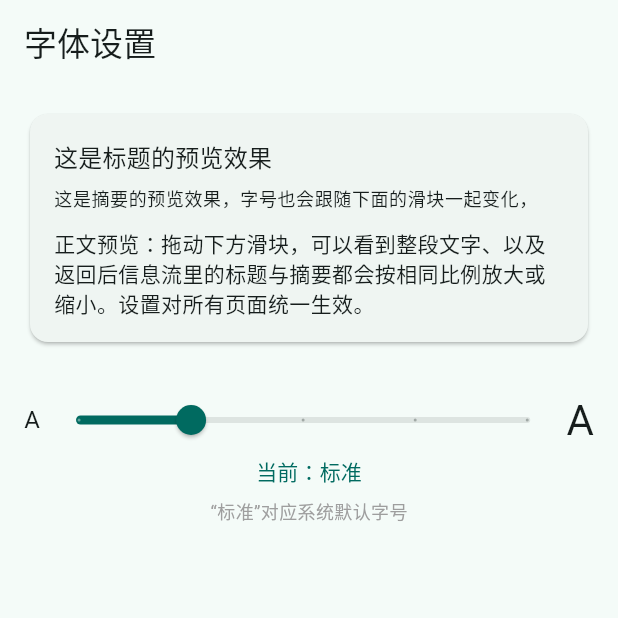
After one commit to wooodypan/FilterFeedList, a Flutter app: the FontSettingsPage screen opened by its route, on a phone screen of 412 x 824 dp, the top half of it. The commit adds this screen. Run offline on Flutter 3.47's test engine with Material 3 defaults, Android fonts, the phone set to English and light mode, and no system bars; our stand-ins replace dio, drift, file_picker, flutter_riverpod, flutter_widget_from_html_core, freezed_annotation and 4 more; missing offline and left inert: dart_jieba, flutter_js, webdav_client; accounts and stored records are empty; generated files the repository leaves out were written again; network calls fail.

Commit message:
在 lib/ui/feed/feed_list_page.dart 的 Feed 列表中，新增点击行进入详情页的功能：进入详情后，被点击的行标记为已读，其标题文字颜色变为灰色以区分未读状态。同时支持列表标题等文字的字号自定义。在设置界面新增"字体设置"入口，点击进入字体设置详情界面，可在该界面实时调整字号并预览效果，交互与样式参考微信设置中的字体设置

```diff
--- a/lib/models/app_backup.dart
+++ b/lib/models/app_backup.dart
@@ -168,6 +168,7 @@ class AppBackup {
     'settings': {
       'aggregateMode': settings.aggregateMode,
       'showThumb': settings.showThumb,
+      'fontScale': settings.fontScale,
     },
     'dataSources': dataSources.map((e) => e.toJson()).toList(),
     'plugins': plugins.map((e) => e.toJson()).toList(),
@@ -217,6 +218,10 @@ class AppBackup {
             showThumb: settingsRaw['showThumb'] is bool
                 ? settingsRaw['showThumb'] as bool
                 : true,
+            // 字体倍数：老备份没有这个字段时用 1.0（标准字号），不报错
+            fontScale: settingsRaw['fontScale'] is num
+                ? (settingsRaw['fontScale'] as num).toDouble()
+                : 1.0,
           )
         : const FeedSettings();
 
--- /dev/null
+++ b/lib/ui/settings/font_settings_page.dart
@@ -0,0 +1,119 @@
+import 'package:flutter/material.dart';
+import 'package:flutter_riverpod/flutter_riverpod.dart';
+
+import '../../providers/feed_settings_provider.dart';
+
+/// 字体设置页（交互/样式参考微信的"字体大小"）。
+///
+/// 顶部一段预览文字，下面一个滑块——拖动时全 App 字号实时跟着变，
+/// 因为字号是通过 [MyApp] 里的 TextScaler 全局生效的，这里只是改那个倍数。
+class FontSettingsPage extends ConsumerWidget {
+  const FontSettingsPage({super.key});
+
+  /// 预设档位：倍数越小字越小。下标 0~4 对应滑块的 5 个停靠点。
+  static const List<double> _presets = [0.85, 1.0, 1.15, 1.3, 1.45];
+  static const List<String> _presetLabels = ['小', '标准', '大', '超大', '特大'];
+
+  /// 根据当前倍数，找到它落在哪个预设档位（取最接近的，避免浮点误差导致找不到）。
+  int _currentIndex(double scale) {
+    var best = 0;
+    var bestDiff = double.infinity;
+    for (var i = 0; i < _presets.length; i++) {
+      final diff = (_presets[i] - scale).abs();
+      if (diff < bestDiff) {
+        bestDiff = diff;
+        best = i;
+      }
+    }
+    return best;
+  }
+
+  @override
+  Widget build(BuildContext context, WidgetRef ref) {
+    final scale = ref.watch(feedSettingsProvider).fontScale;
+    final index = _currentIndex(scale);
+    final theme = Theme.of(context);
+
+    return Scaffold(
+      appBar: AppBar(title: const Text('字体设置')),
+      body: ListView(
+        padding: const EdgeInsets.all(16),
+        children: [
+          // —— 预览区：直接拿真实的标题/摘要样式画一段示例，
+          //    因为全局 TextScaler 已经把倍数作用上来，这里会随滑块实时变化。 ——
+          Card(
+            clipBehavior: Clip.antiAlias,
+            child: Padding(
+              padding: const EdgeInsets.all(16),
+              child: Column(
+                crossAxisAlignment: CrossAxisAlignment.start,
+                children: [
+                  Text(
+                    '这是标题的预览效果', // 模拟信息流卡片标题
+                    style: theme.textTheme.titleMedium,
+                    maxLines: 2,
+                    overflow: TextOverflow.ellipsis,
+                  ),
+                  const SizedBox(height: 8),
+                  Text(
+                    '这是摘要的预览效果，字号也会跟随下面的滑块一起变化，',
+                    style: theme.textTheme.bodySmall,
+                    maxLines: 2,
+                    overflow: TextOverflow.ellipsis,
+                  ),
+                  const SizedBox(height: 12),
+                  Text(
+                    '正文预览：拖动下方滑块，可以看到整段文字、以及返回后信息流里'
+                    '的标题与摘要都会按相同比例放大或缩小。设置对所有页面统一生效。',
+                    style: theme.textTheme.bodyMedium,
+                  ),
+                ],
+              ),
+            ),
+          ),
+          const SizedBox(height: 24),
+          // —— 滑块区：左小 A、右大 A，中间是档位滑块 ——
+          Row(
+            crossAxisAlignment: CrossAxisAlignment.center,
+            children: [
+              const Text('A', style: TextStyle(fontSize: 16)),
+              Expanded(
+                child: Slider(
+                  value: index.toDouble(),
+                  min: 0,
+                  max: (_presets.length - 1).toDouble(),
+                  divisions: _presets.length - 1,
+                  label: _presetLabels[index],
+                  onChanged: (v) {
+                    // 滑块停在哪个档位，就把对应倍数写进设置（实时持久化 + 全局生效）
+                    final i = v.round();
+                    ref
+                        .read(feedSettingsProvider.notifier)
+                        .setFontScale(_presets[i]);
+                  },
+                ),
+              ),
+              const Text('A', style: TextStyle(fontSize: 28)),
+            ],
+          ),
+          // 档位文字提示：高亮当前档位，和微信一样给出"小/标准/大/超大/特大"
+          Center(
+            child: Text(
+              '当前：${_presetLabels[index]}',
+              style: theme.textTheme.titleSmall?.copyWith(
+                color: theme.colorScheme.primary,
+              ),
+            ),
+          ),
+          const SizedBox(height: 8),
+          const Center(
+            child: Text(
+              '“标准”对应系统默认字号',
+              style: TextStyle(color: Colors.grey, fontSize: 12),
+            ),
+          ),
+        ],
+      ),
+    );
+  }
+}
--- a/lib/ui/settings/settings_page.dart
+++ b/lib/ui/settings/settings_page.dart
@@ -31,6 +31,13 @@ class SettingsPage extends ConsumerWidget {
             onTap: () => context.push('/settings/blocked'),
           ),
           ListTile(
+            leading: const Icon(Icons.text_fields),
+            title: const Text('字体设置'),
+            subtitle: const Text('调整全局字号并实时预览'),
+            trailing: const Icon(Icons.chevron_right),
+            onTap: () => context.push('/settings/font'),
+          ),
+          ListTile(
             leading: const Icon(Icons.backup),
             title: const Text('备份与恢复'),
             subtitle: const Text('导出 / 导入全部配置（含订阅源与屏蔽词）'),
```
Also changed, not shown: lib/app.dart (+18 -0 lines), lib/providers/feed_settings_provider.dart (+29 -4 lines), lib/providers/read_articles_provider.dart (added, +40 -0 lines), lib/ui/feed/feed_list_page.dart (+9 -0 lines), lib/ui/feed/widgets/feed_item_card.dart (+17 -7 lines).
